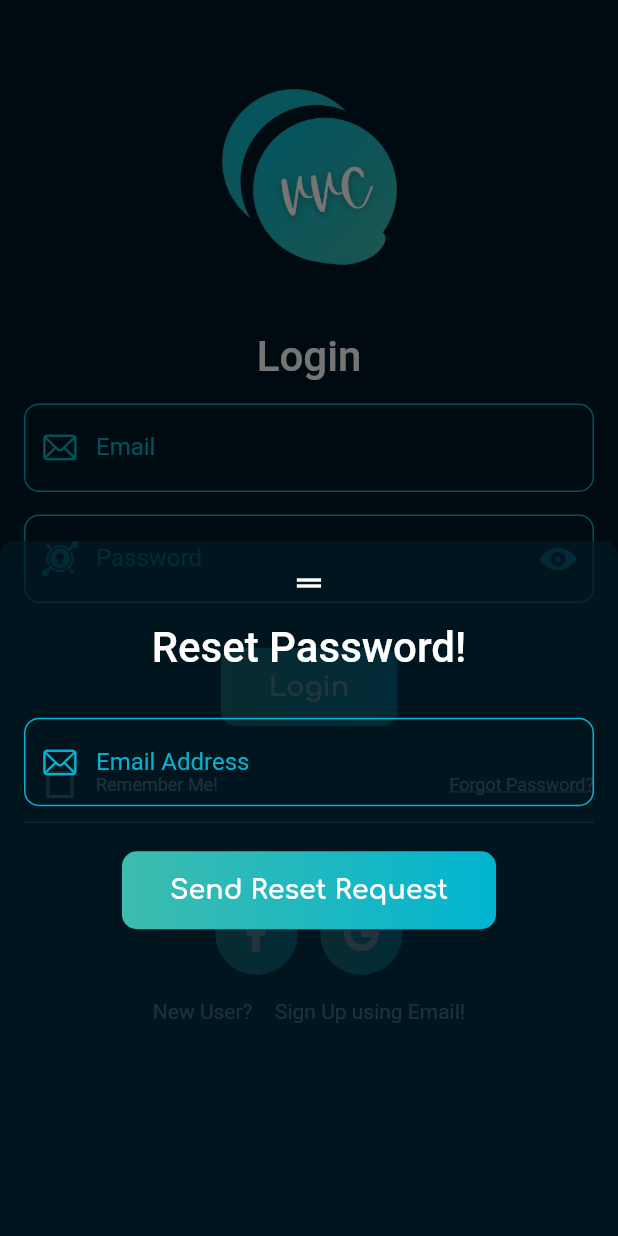
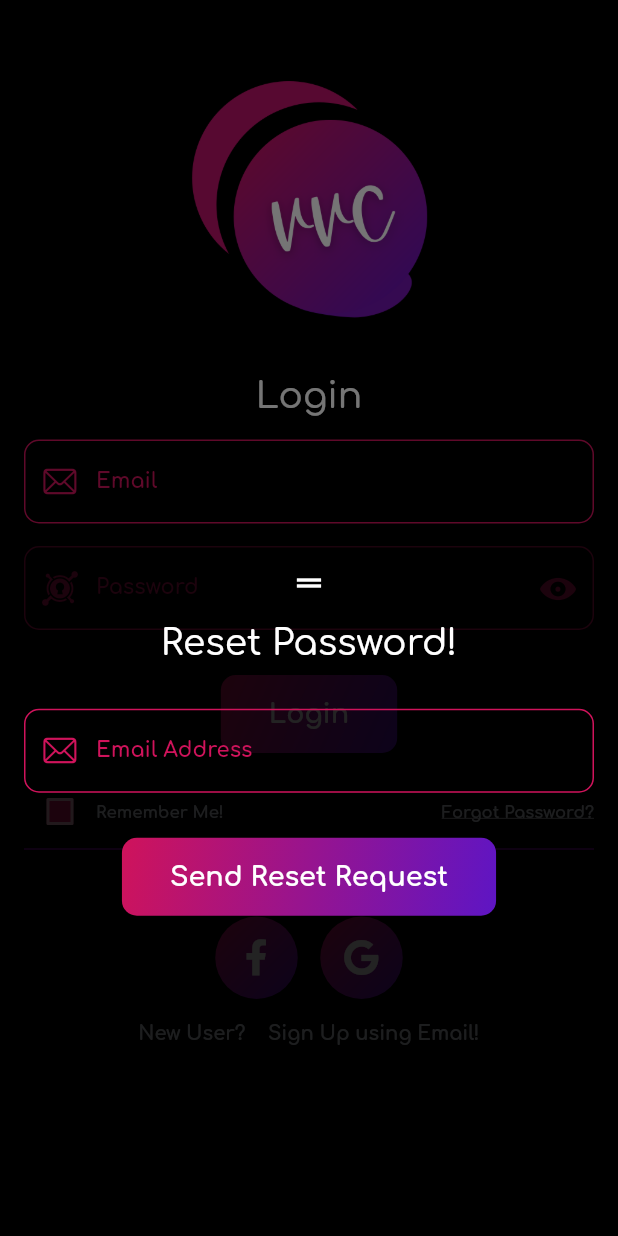
Before and after one commit to devShakib015/vvc, a Flutter app: the AuthPages screen opened directly with empty values, after a tap on "Forgot Password?", on a phone screen of 412 x 824 dp. Run offline on Flutter 3.47's test engine with Material 2 defaults, Android fonts, the phone set to English and light mode, and no system bars; our stand-ins replace cloud_firestore, firebase_auth, firebase_core, flutter_markdown, flutter_spinkit, font_awesome_flutter and 5 more; accounts and stored records are empty.

Commit message:
Outlook changed

```diff
--- a/lib/constants/color_constants.dart
+++ b/lib/constants/color_constants.dart
@@ -4,16 +4,17 @@ import 'package:flutter/material.dart';
 class VvcColors {
   VvcColors._();
 
-  static const Color primaryColor1 = Color(0xff3EBCAE);
-  static const Color primaryColor2 = Color(0xff01B5D0);
+  static const Color primaryColor1 = Color(0xFFCF135B);
+  static const Color primaryColor2 = Color(0xFF5E15C4);
+  static const Color middleColor = Color(0xFF8609AC);
 
-  static const Color accentColor1 = Color(0x6C3EBCAD);
-  static const Color accentColor2 = Color(0x6C01B4D0);
+  static const Color accentColor1 = Color(0x6CCF135B);
+  static const Color accentColor2 = Color(0x6C5E15C4);
 
   static const Color fadeLightColor = Color(0xFF8C9AAF);
   static const Color mainLightColor = Color(0xFFD6DBE4);
 
-  static const Color bgColor = Color(0xff011925);
+  static const Color bgColor = Color(0xff000000);
 
   static const Color errorColor = Color(0xFF830000);
 }
--- a/lib/constants/style_constants.dart
+++ b/lib/constants/style_constants.dart
@@ -23,19 +23,27 @@ class VvcStyle {
     width: 15,
   );
   static final Widget defaultDivider = Divider(
-    color: VvcColors.primaryColor2,
+    color: VvcColors.middleColor,
     height: 2,
     thickness: 1,
   );
 
-  static const TextStyle textStyle = TextStyle(
-    color: Colors.white,
-  );
+  static TextStyle textStyle(BuildContext context) => GoogleFonts.comfortaa(
+        textStyle: TextStyle(
+          color: Colors.white,
+          fontSize: 14,
+          fontWeight: FontWeight.bold,
+        ),
+      );
 
   static ThemeData vvcTheme(BuildContext context) {
     return ThemeData.dark().copyWith(
       primaryColor: VvcColors.primaryColor2,
       accentColor: VvcColors.accentColor1,
+      checkboxTheme: CheckboxThemeData(
+        checkColor: MaterialStateProperty.all(VvcColors.bgColor),
+        fillColor: MaterialStateProperty.all(VvcColors.primaryColor1),
+      ),
       appBarTheme: AppBarTheme(
         backgroundColor: VvcColors.bgColor,
         elevation: 0,
@@ -49,7 +57,7 @@ class VvcStyle {
   static final inputDecoration = InputDecoration(
     enabledBorder: OutlineInputBorder(
       borderSide: BorderSide(
-        color: VvcColors.primaryColor2,
+        color: VvcColors.primaryColor1,
       ),
       borderRadius: BorderRadius.circular(10),
     ),
@@ -61,7 +69,7 @@ class VvcStyle {
     ),
     focusedBorder: OutlineInputBorder(
       borderSide: BorderSide(
-        color: VvcColors.primaryColor1,
+        color: VvcColors.middleColor,
       ),
       borderRadius: BorderRadius.circular(10),
     ),
@@ -73,7 +81,7 @@ class VvcStyle {
     ),
     border: OutlineInputBorder(
       borderSide: BorderSide(
-        color: VvcColors.primaryColor2,
+        color: VvcColors.primaryColor1,
       ),
       borderRadius: BorderRadius.circular(10),
     ),
@@ -84,16 +92,16 @@ TextTheme _vvcTextTheme(BuildContext context) {
   return GoogleFonts.comfortaaTextTheme(
     Theme.of(context).textTheme,
   ).copyWith(
-    headline1: VvcStyle.textStyle,
-    headline2: VvcStyle.textStyle,
-    bodyText1: VvcStyle.textStyle,
-    bodyText2: VvcStyle.textStyle,
-    caption: VvcStyle.textStyle,
-    headline3: VvcStyle.textStyle,
-    headline4: VvcStyle.textStyle,
-    headline5: VvcStyle.textStyle,
-    headline6: VvcStyle.textStyle,
-    subtitle1: VvcStyle.textStyle,
-    subtitle2: VvcStyle.textStyle,
+    headline1: VvcStyle.textStyle(context),
+    headline2: VvcStyle.textStyle(context),
+    bodyText1: VvcStyle.textStyle(context),
+    bodyText2: VvcStyle.textStyle(context),
+    caption: VvcStyle.textStyle(context),
+    headline3: VvcStyle.textStyle(context),
+    headline4: VvcStyle.textStyle(context),
+    headline5: VvcStyle.textStyle(context),
+    headline6: VvcStyle.textStyle(context),
+    subtitle1: VvcStyle.textStyle(context),
+    subtitle2: VvcStyle.textStyle(context),
   );
 }
--- a/lib/main.dart
+++ b/lib/main.dart
@@ -30,7 +30,8 @@ class _AppState extends State<App> {
       title: 'VVC',
       debugShowCheckedModeBanner: false,
       theme: VvcStyle.vvcTheme(context),
-      defaultTransition: Transition.rightToLeftWithFade,
+      defaultTransition: Transition.cupertino,
+      transitionDuration: Duration(milliseconds: 500),
       home: FutureBuilder(
         future: _initialization,
         builder: (context, snapshot) {
@@ -55,5 +56,6 @@ class VVC extends StatelessWidget {
   @override
   Widget build(BuildContext context) {
     return _storageController.isOnBoardingShown ? AuthView() : OnBoardingView();
+    //return ErrorPage();
   }
 }
--- a/lib/views/Profile/profile_view.dart
+++ b/lib/views/Profile/profile_view.dart
@@ -20,7 +20,9 @@ class ProfileView extends StatelessWidget {
             builder: (context) {
               return IconButton(
                 icon: Icon(Icons.settings_outlined),
-                onPressed: () => Get.to(() => SettingsPage()),
+                onPressed: () => Get.to(
+                  () => SettingsPage(),
+                ),
                 tooltip: "Settings",
               );
             },
--- a/lib/views/auth/auth_pages/login_page.dart
+++ b/lib/views/auth/auth_pages/login_page.dart
@@ -48,11 +48,13 @@ class LoginPage extends StatelessWidget {
             mainAxisAlignment: MainAxisAlignment.center,
             children: [
               VvcStyle.defaultVerticalSpacer,
+              VvcStyle.defaultVerticalSpacer,
               //Logo
               Container(
                 width: VvcStyle.halfScreenWidth,
                 child: Image.asset(VvcImages.logo),
               ),
+              VvcStyle.defaultVerticalSpacer,
 
               VvcHeading(text: "Login"),
               VvcStyle.defaultVerticalSpacer,
@@ -105,7 +107,7 @@ class LoginPage extends StatelessWidget {
               _authController.loginPasswordObscure.value
                   ? CupertinoIcons.eye_solid
                   : CupertinoIcons.eye_slash_fill,
-              color: VvcColors.primaryColor2,
+              color: VvcColors.primaryColor1,
             ),
           ),
           onValidate: (text) {
--- a/lib/views/auth/auth_pages/sign_up_page.dart
+++ b/lib/views/auth/auth_pages/sign_up_page.dart
@@ -53,11 +53,13 @@ class SignUpPage extends StatelessWidget {
             children: [
               VvcStyle.defaultVerticalSpacer,
               VvcStyle.defaultVerticalSpacer,
+
               //Logo
               Container(
                 width: VvcStyle.halfScreenWidth,
                 child: Image.asset(VvcImages.logo),
               ),
+              VvcStyle.defaultVerticalSpacer,
 
               VvcHeading(text: "Sign Up"),
               VvcStyle.defaultVerticalSpacer,
@@ -113,7 +115,7 @@ class SignUpPage extends StatelessWidget {
               _authController.signUpPasswordObscure.value
                   ? CupertinoIcons.eye_solid
                   : CupertinoIcons.eye_slash_fill,
-              color: VvcColors.primaryColor2,
+              color: VvcColors.primaryColor1,
             ),
           ),
           onValidate: (text) {
@@ -140,7 +142,7 @@ class SignUpPage extends StatelessWidget {
               _authController.signUpConfirmPasswordObscure.value
                   ? CupertinoIcons.eye_solid
                   : CupertinoIcons.eye_slash_fill,
-              color: VvcColors.primaryColor2,
+              color: VvcColors.primaryColor1,
             ),
           ),
           onValidate: (text) {
--- a/lib/widgets/vvc_card.dart
+++ b/lib/widgets/vvc_card.dart
@@ -21,8 +21,8 @@ class VvcCard extends StatelessWidget {
           shape:
               RoundedRectangleBorder(borderRadius: BorderRadius.circular(10)),
           gradient: LinearGradient(
-            begin: Alignment.centerLeft,
-            end: Alignment.centerRight,
+            begin: Alignment.topLeft,
+            end: Alignment.bottomRight,
             colors: [VvcColors.accentColor1, VvcColors.accentColor2],
           ),
         ),
--- a/lib/widgets/vvc_elevated_button.dart
+++ b/lib/widgets/vvc_elevated_button.dart
@@ -29,8 +29,8 @@ class VvcElevatedButton extends StatelessWidget {
         shape: RoundedRectangleBorder(
             borderRadius: BorderRadius.circular(borderRadius)),
         gradient: LinearGradient(
-          begin: Alignment.centerLeft,
-          end: Alignment.centerRight,
+          begin: Alignment.topLeft,
+          end: Alignment.bottomRight,
           colors: [VvcColors.primaryColor1, VvcColors.primaryColor2],
         ),
       ),
--- a/lib/widgets/vvc_heading.dart
+++ b/lib/widgets/vvc_heading.dart
@@ -12,7 +12,7 @@ class VvcHeading extends StatelessWidget {
     return Text(
       text,
       style: TextStyle(
-        fontSize: 28,
+        fontSize: 24,
         fontWeight: FontWeight.w500,
       ),
     );
--- a/lib/widgets/vvc_small_text.dart
+++ b/lib/widgets/vvc_small_text.dart
@@ -17,7 +17,7 @@ class VvcSmallText extends StatelessWidget {
       text,
       style: TextStyle(
         color: VvcColors.mainLightColor,
-        fontSize: 12,
+        fontSize: 11,
         decoration: textDecoration,
       ),
     );
--- a/lib/widgets/vvc_sub_heading.dart
+++ b/lib/widgets/vvc_sub_heading.dart
@@ -18,7 +18,7 @@ class VvcSubHeading extends StatelessWidget {
       textAlign: textAlign,
       style: TextStyle(
         color: VvcColors.mainLightColor,
-        fontSize: 14,
+        fontSize: 13,
       ),
     );
   }
--- a/lib/widgets/vvc_text_form_field.dart
+++ b/lib/widgets/vvc_text_form_field.dart
@@ -41,14 +41,14 @@ class VvcTextFormField extends StatelessWidget {
       decoration: VvcStyle.inputDecoration.copyWith(
         labelText: label,
         labelStyle: TextStyle(
-          color: VvcColors.primaryColor2,
+          color: VvcColors.primaryColor1,
         ),
         suffixIcon: suffixIcon == null ? null : suffixIcon,
         prefixIcon: icon == null
             ? null
             : Icon(
                 icon,
-                color: VvcColors.primaryColor2,
+                color: VvcColors.primaryColor1,
               ),
       ),
     );
```
Also changed, not shown: lib/views/bottom_nav_bar/bottom_nav_bar.dart (+15 -3 lines), pubspec.yaml (+5 -5 lines), assets/illustrations/error.png, assets/logo/vvc_logo.png, assets/splash/splash.png, 24 other files.
